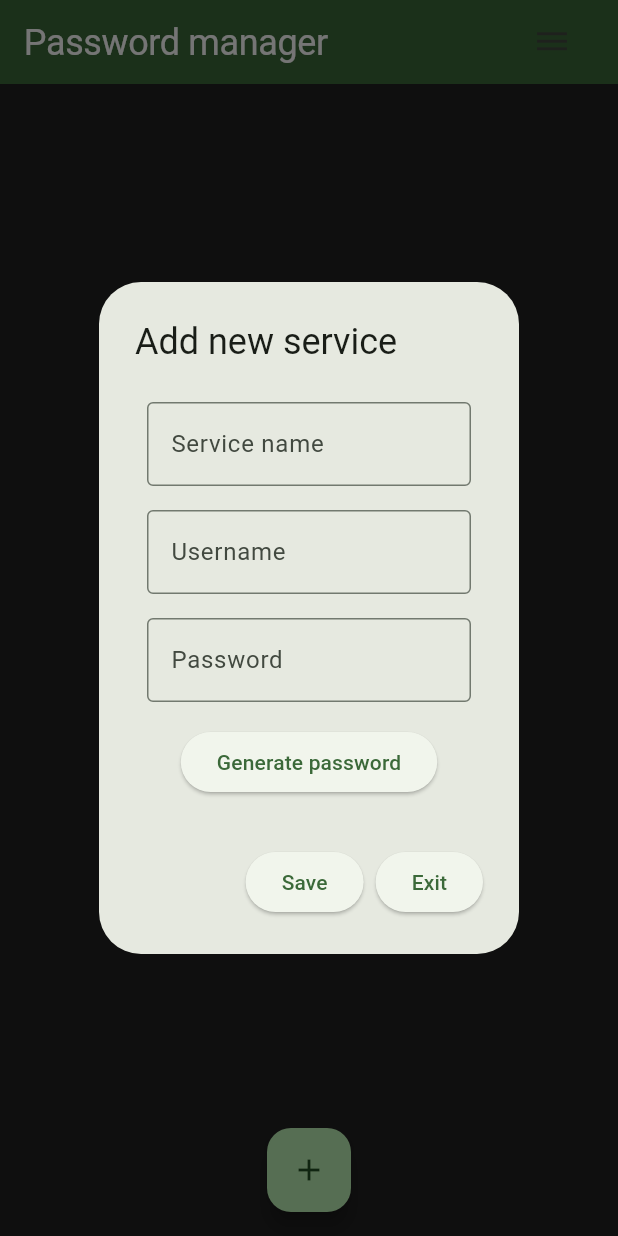
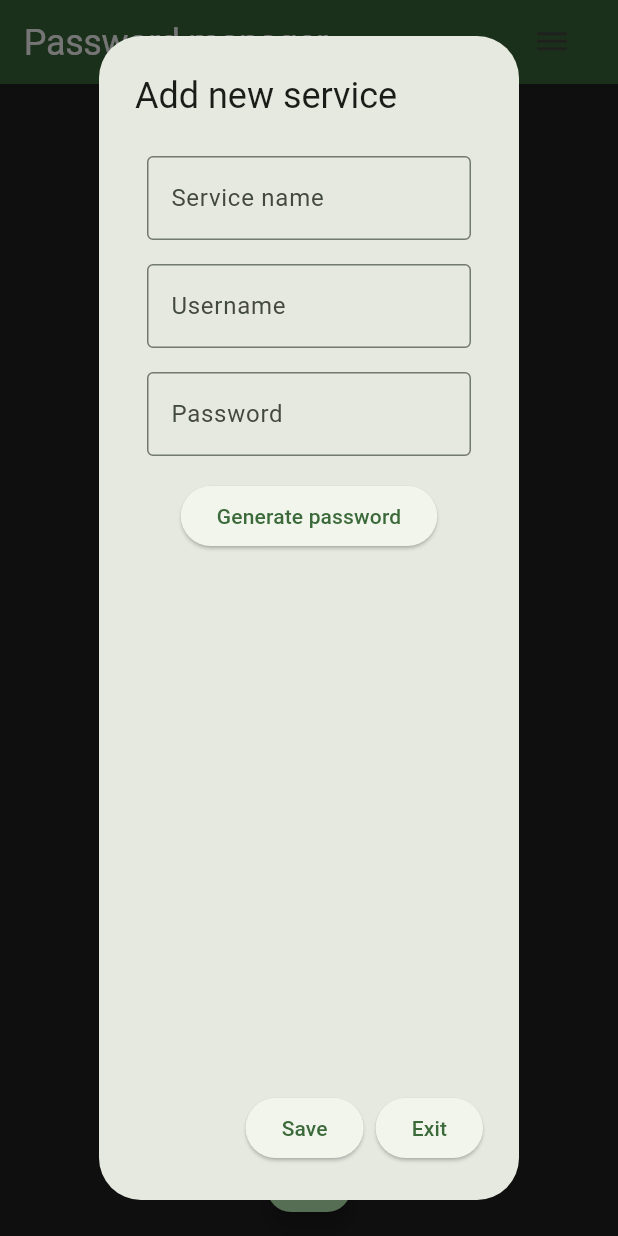
Before and after one commit to Peterkov06/my_password_manager, a Flutter app: the screen it shows after launch, after a tap on "Register", after a tap on the "add" icon, on a phone screen of 412 x 824 dp. Run offline on Flutter 3.47's test engine with Material 2 defaults, Android fonts, the phone set to English and light mode, and no system bars; our stand-ins replace flutter_secure_storage, flutter_slidable, hive, hive_flutter, shared_preferences; accounts and stored records are empty.

Commit message:
Fixed overflow

```diff
--- a/lib/main.dart
+++ b/lib/main.dart
@@ -151,7 +151,13 @@ class _MyHomePageState extends State<MyHomePage> {
               title: Text(titleTxt),
               content: Form(
                 child:
-                Column(
+                Flex(
+                  direction: Axis.vertical,
+                  children: [Expanded(
+                    child: SingleChildScrollView(
+                      child: SizedBox(
+                        height: 550,
+                        child: Column(
                           mainAxisSize: MainAxisSize.min,
                           children: [
                           Padding(
@@ -253,9 +259,12 @@ class _MyHomePageState extends State<MyHomePage> {
 
                           if (isModify && currPrevPass.isNotEmpty)
                             Expanded(
+                              child: Flex(
+                                direction: Axis.vertical,
+                                children: [Flexible(
                                   child: SizedBox(
-                        width: double.maxFinite,
-                        height: double.maxFinite,
+                                    width: 300,
+                                    height: 900,
                                     child: ListView.builder(
                                       itemCount: currPrevPass.length,
                                       itemBuilder: (context, index) {
@@ -312,9 +321,15 @@ class _MyHomePageState extends State<MyHomePage> {
                                       );
                                     },),
                                   ),
+                                ),]
+                              ),
                             )
 
-              ],)),
+                                    ],),
+                      ),
+                    ),
+                  ),]
+                )),
               actions: [
                 ElevatedButton(onPressed: () {
                   if (!isModify)
```
Lines whose indentation alone changed are shown as unchanged.
